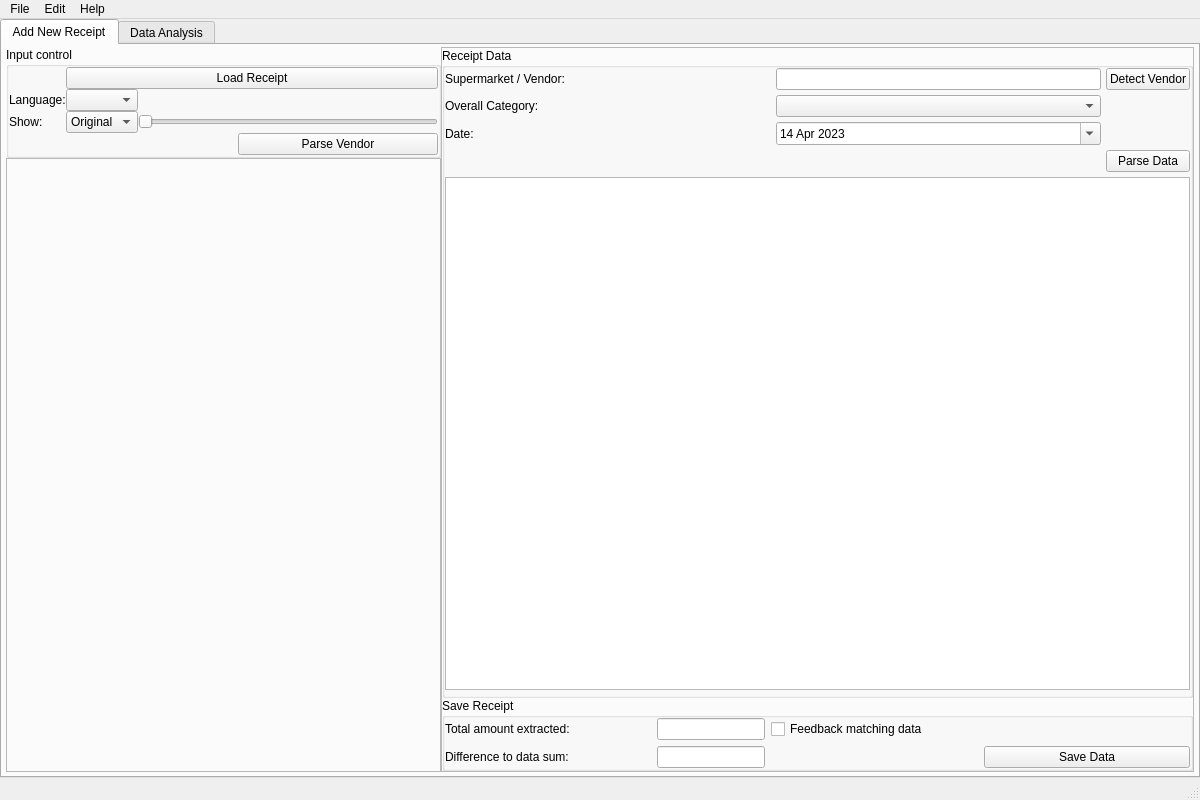
Qt form pybudgetbook/ui/main_gui.ui (max3-2/pybudgetbook) before a commit.
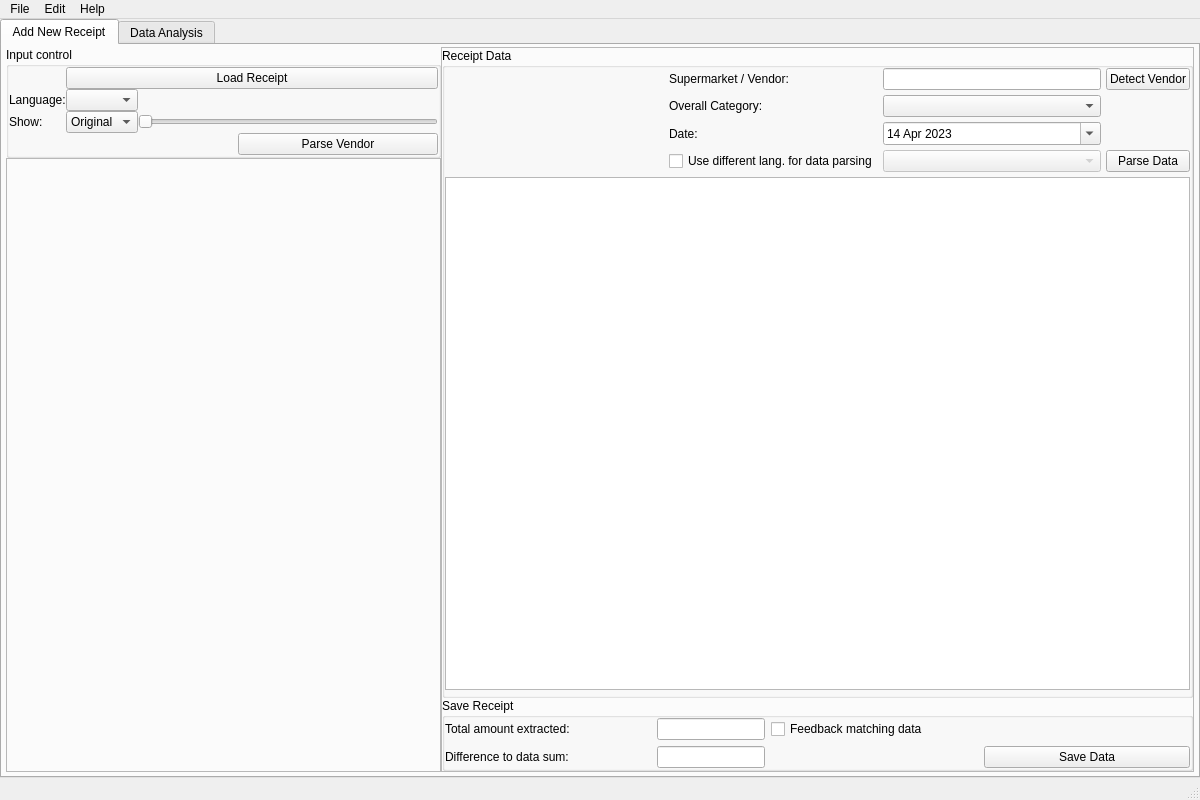
The same form after that commit. Icons and pictures are not drawn. Custom widgets are drawn as their Qt base class.

```diff
--- a/pybudgetbook/ui/main_gui.ui
+++ b/pybudgetbook/ui/main_gui.ui
@@ -311,25 +311,47 @@
                     <property name="spacing">
                      <number>5</number>
                     </property>
-                    <item row="0" column="0">
-                     <widget class="QLabel" name="label_marketVendor">
+                    <item row="1" column="2">
+                     <widget class="QComboBox" name="comboBox_overalCat"/>
+                    </item>
+                    <item row="0" column="2">
+                     <widget class="QLineEdit" name="lineEdit_marketVendor"/>
+                    </item>
+                    <item row="0" column="3">
+                     <widget class="QPushButton" name="pushButton">
                       <property name="text">
-                       <string>Supermarket / Vendor:</string>
+                       <string>Detect Vendor</string>
                       </property>
                      </widget>
                     </item>
-                    <item row="2" column="0">
-                     <widget class="QLabel" name="label_shopDate">
-                      <property name="text">
-                       <string>Date:</string>
+                    <item row="5" column="0" colspan="4">
+                     <widget class="PandasViewer" name="tableView_pandasViewer"/>
+                    </item>
+                    <item row="4" column="0">
+                     <spacer name="horizontalSpacer_3">
+                      <property name="orientation">
+                       <enum>Qt::Horizontal</enum>
                       </property>
+                      <property name="sizeHint" stdset="0">
+                       <size>
+                        <width>40</width>
+                        <height>20</height>
+                       </size>
+                      </property>
+                     </spacer>
+                    </item>
+                    <item row="4" column="2">
+                     <widget class="QComboBox" name="comboBox_diffParsingLang">
+                      <property name="enabled">
+                       <bool>false</bool>
+                      </property>
                      </widget>
                     </item>
-                    <item row="2" column="1">
+                    <item row="2" column="2">
                      <widget class="QDateEdit" name="dateEdit_shopDate">
                       <property name="dateTime">
                        <datetime>
-                        <hour>17</hour>
+                        <hour>15</hour>
                         <minute>0</minute>
                         <second>0</second>
                         <year>2023</year>
@@ -339,7 +361,7 @@
                       </property>
                       <property name="maximumDateTime">
                        <datetime>
-                        <hour>7</hour>
+                        <hour>6</hour>
                         <minute>59</minute>
                         <second>59</second>
                         <year>2222</year>
@@ -349,7 +371,7 @@
                       </property>
                       <property name="minimumDateTime">
                        <datetime>
-                        <hour>9</hour>
+                        <hour>8</hour>
                         <minute>0</minute>
                         <second>0</second>
                         <year>2000</year>
@@ -379,62 +401,44 @@
                       </property>
                      </widget>
                     </item>
-                    <item row="4" column="2">
+                    <item row="4" column="3">
                      <widget class="QPushButton" name="pushButton_parseData">
                       <property name="text">
                        <string>Parse Data</string>
                       </property>
                      </widget>
                     </item>
+                    <item row="4" column="1">
+                     <widget class="QCheckBox" name="checkBox_useDiffParsingLang">
+                      <property name="toolTip">
+                       <string>&lt;html&gt;&lt;head/&gt;&lt;body&gt;&lt;p&gt;This can be used to use a different language to parse the extracted string and group match the data. Examples are parsing a receipt in french or english from a vacation but adding and matching the data to the german patterns. &lt;span style=&quot; font-weight:700; color:#ca4d69;&quot;&gt;Warning:&lt;/span&gt; This can make your patterns slightly obscure!&lt;/p&gt;&lt;/body&gt;&lt;/html&gt;</string>
+                      </property>
+                      <property name="text">
+                       <string>Use different lang. for data parsing</string>
+                      </property>
+                     </widget>
+                    </item>
+                    <item row="2" column="1">
+                     <widget class="QLabel" name="label_shopDate">
+                      <property name="text">
+                       <string>Date:</string>
+                      </property>
+                     </widget>
+                    </item>
                     <item row="1" column="1">
-                     <widget class="QComboBox" name="comboBox_overalCat"/>
-                    </item>
-                    <item row="4" column="0">
-                     <spacer name="horizontalSpacer_3">
-                      <property name="orientation">
-                       <enum>Qt::Horizontal</enum>
-                      </property>
-                      <property name="sizeHint" stdset="0">
-                       <size>
-                        <width>40</width>
-                        <height>20</height>
-                       </size>
-                      </property>
-                     </spacer>
-                    </item>
-                    <item row="0" column="1">
-                     <widget class="QLineEdit" name="lineEdit_marketVendor"/>
-                    </item>
-                    <item row="1" column="0">
                      <widget class="QLabel" name="label_overallCat">
                       <property name="text">
                        <string>Overall Category:</string>
                       </property>
                      </widget>
                     </item>
-                    <item row="4" column="1">
-                     <spacer name="horizontalSpacer_2">
-                      <property name="orientation">
-                       <enum>Qt::Horizontal</enum>
-                      </property>
-                      <property name="sizeHint" stdset="0">
-                       <size>
-                        <width>40</width>
-                        <height>20</height>
-                       </size>
-                      </property>
-                     </spacer>
-                    </item>
-                    <item row="0" column="2">
-                     <widget class="QPushButton" name="pushButton">
+                    <item row="0" column="1">
+                     <widget class="QLabel" name="label_marketVendor">
                       <property name="text">
-                       <string>Detect Vendor</string>
+                       <string>Supermarket / Vendor:</string>
                       </property>
                      </widget>
                     </item>
-                    <item row="5" column="0" colspan="3">
-                     <widget class="PandasViewer" name="tableView_pandasViewer"/>
-                    </item>
                    </layout>
                   </item>
                  </layout>
```
